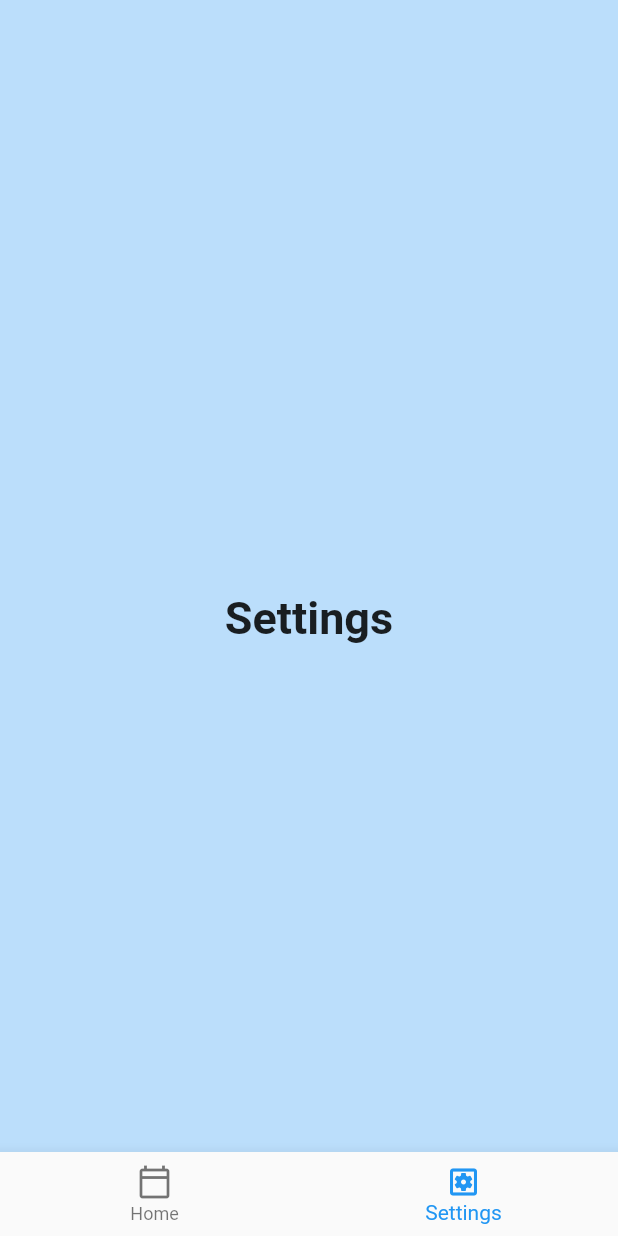
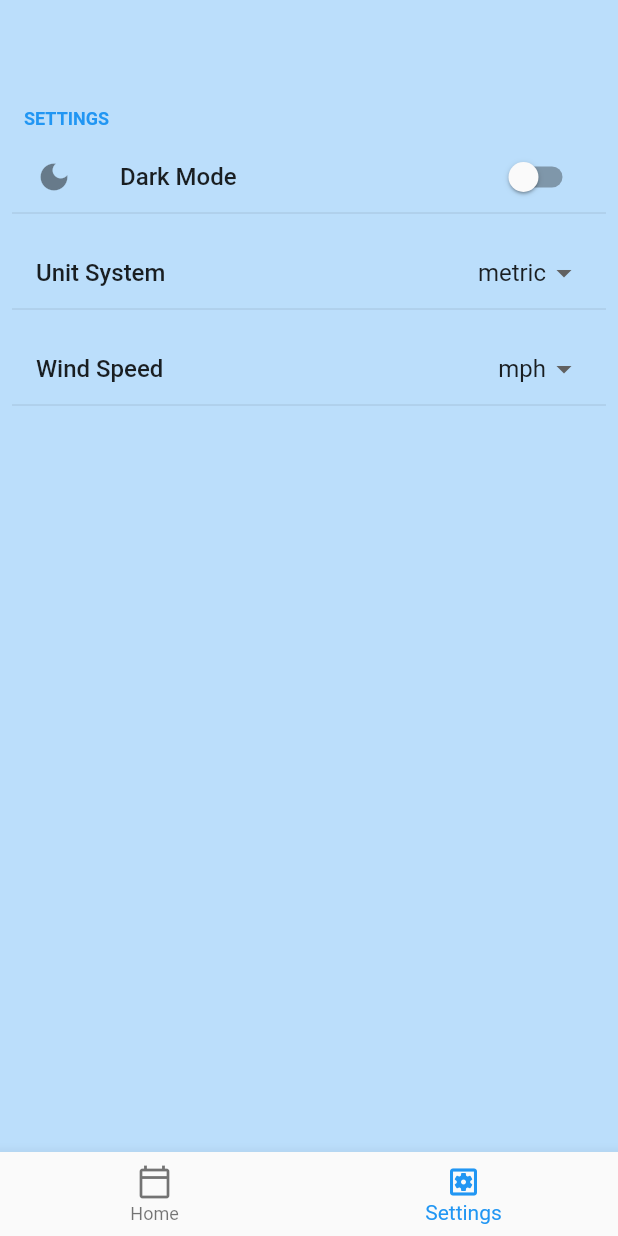
Before and after one commit to muhammadkh242/Weather-Forecast-2, a Flutter app: the screen it shows after launch, item 2 of the bottom bar chosen, on a phone screen of 412 x 824 dp. Run offline on Flutter 3.47's test engine with Material 2 defaults, Android fonts, the phone set to English and light mode, and no system bars; drawn by our look-alikes of flutter_settings_screens; our stand-ins replace conditional_builder, dio, geocoding, geolocator, hexcolor.

Commit message:
add settings screen

```diff
--- a/lib/main.dart
+++ b/lib/main.dart
@@ -2,8 +2,10 @@ import 'package:flutter/material.dart';
 import 'package:weather/weather_layout.dart';
 import 'package:flutter/services.dart';
 import 'package:hexcolor/hexcolor.dart';
+import 'package:flutter_settings_screens/flutter_settings_screens.dart';
 
-void main() {
+void main() async {
+  await Settings.init(cacheProvider: SharePreferenceCache());
   runApp(const MyApp());
 }
 
--- a/lib/module/home/home_provider.dart
+++ b/lib/module/home/home_provider.dart
@@ -4,7 +4,6 @@ import 'package:weather/network/dio_client.dart';
 import 'package:weather/repository/repository.dart';
 import 'package:geolocator/geolocator.dart';
 import '../../model/weather_response.dart';
-import 'package:geocode/geocode.dart';
 import 'package:geocoding/geocoding.dart';
 
 class HomeProvider extends ChangeNotifier {
--- /dev/null
+++ b/lib/module/settings/components/settings_components.dart
@@ -0,0 +1,43 @@
+import 'package:flutter/material.dart';
+import 'package:flutter_settings_screens/flutter_settings_screens.dart';
+import 'package:weather/shared/constants.dart';
+
+Widget buildDarkModeTile(){
+  return Padding(
+    padding: const EdgeInsets.all(8.0),
+    child: SwitchSettingsTile(
+        title: "Dark Mode",
+        settingKey: keyDark,
+      leading: Icon(Icons.dark_mode),
+    ),
+  );
+}
+
+Widget buildUnitsTile(){
+  return Padding(
+    padding: const EdgeInsets.all(8.0),
+    child: DropDownSettingsTile(
+        title: "Unit System",
+        settingKey: keyUnits,
+        selected: 1,
+        values: const {
+          1: "metric",
+          2: "imperial",
+          3: "standard"
+        }),
+  );
+}
+
+Widget buildWindTile(){
+  return Padding(
+    padding: const EdgeInsets.all(8.0),
+    child: DropDownSettingsTile(
+        title: "Wind Speed",
+        settingKey: keyUnits,
+        selected: 1,
+        values: const {
+          1: "mph",
+          2: "m/s",
+        }),
+  );
+}
--- a/lib/module/settings/settings_screen.dart
+++ b/lib/module/settings/settings_screen.dart
@@ -1,28 +1,23 @@
 import 'package:flutter/material.dart';
 import 'package:provider/provider.dart';
 import 'package:weather/layout_provider.dart';
+import 'package:flutter_settings_screens/flutter_settings_screens.dart';
+import 'package:weather/module/settings/components/settings_components.dart';
 
 class SettingsScreen extends StatelessWidget {
   const SettingsScreen({Key? key}) : super(key: key);
 
   @override
   Widget build(BuildContext context) {
-
     return ChangeNotifierProvider<LayoutProvider>(
         create: (context) => LayoutProvider(),
         child: Consumer<LayoutProvider>(
-            builder: (BuildContext context , layoutProvide, _){
-              return const Center(
-                child: Text(
-                  "Settings",
-                  style: TextStyle(
-                    fontSize: 30.0,
-                    fontWeight: FontWeight.bold,
-                  ),
-                ),
-              );
-            }
-        )
-    );
+            builder: (BuildContext context, layoutProvide, _) {
+          return SettingsGroup(title: "settings", children: [
+            buildDarkModeTile(),
+            buildUnitsTile(),
+            buildWindTile()
+          ]);
+        }));
   }
 }
--- a/lib/shared/constants.dart
+++ b/lib/shared/constants.dart
@@ -1,3 +1,6 @@
 const String baseUrl = "https://api.openweathermap.org/";
 
 const String endPoint = "data/2.5/onecall";
+
+const String keyDark = "dark";
+const String keyUnits = "units";
--- a/pubspec.yaml
+++ b/pubspec.yaml
@@ -40,7 +40,7 @@ dev_dependencies:
     sdk: flutter
   dio: ^4.0.6
   http: ^0.13.4
-  provider: ^6.0.3
+  provider: ^5.0.0
   path_provider: ^2.0.10
   conditional_builder: ^1.0.2
   intl: ^0.17.0
@@ -48,6 +48,7 @@ dev_dependencies:
   geolocator: ^9.0.1
   geocode: ^1.0.2
   geocoding: ^2.0.4
+  flutter_settings_screens: ^0.2.2+1
   # The "flutter_lints" package below contains a set of recommended lints to
   # encourage good coding practices. The lint set provided by the package is
   # activated in the `analysis_options.yaml` file located at the root of your
```
Also changed, not shown: pubspec.lock.
